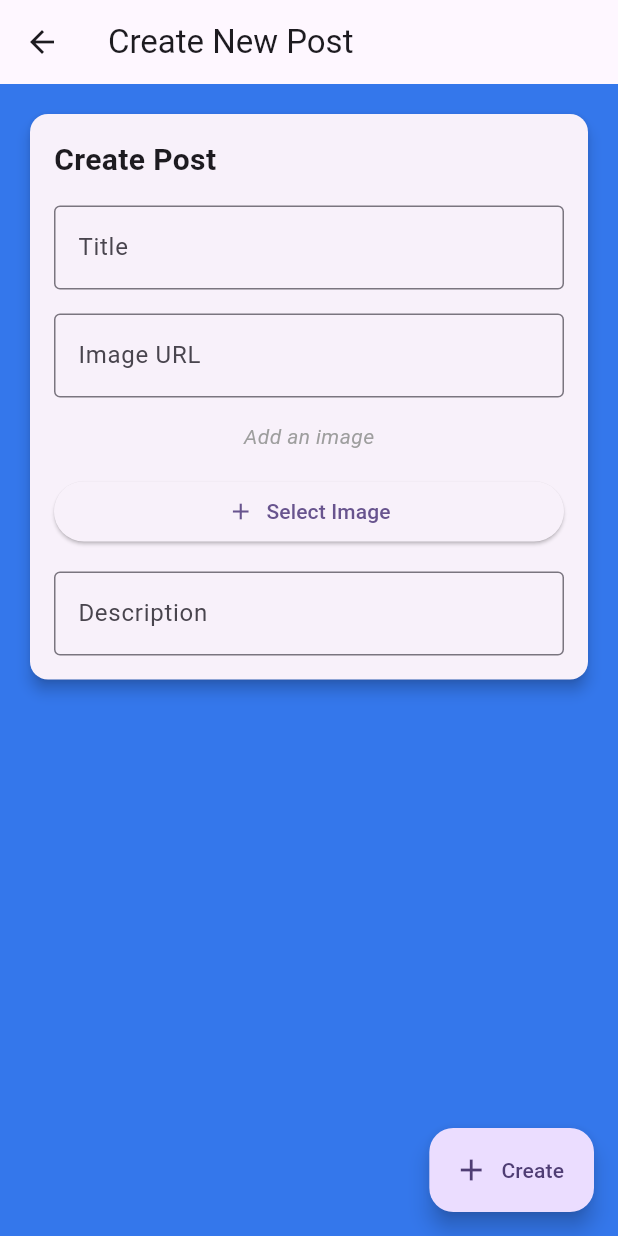
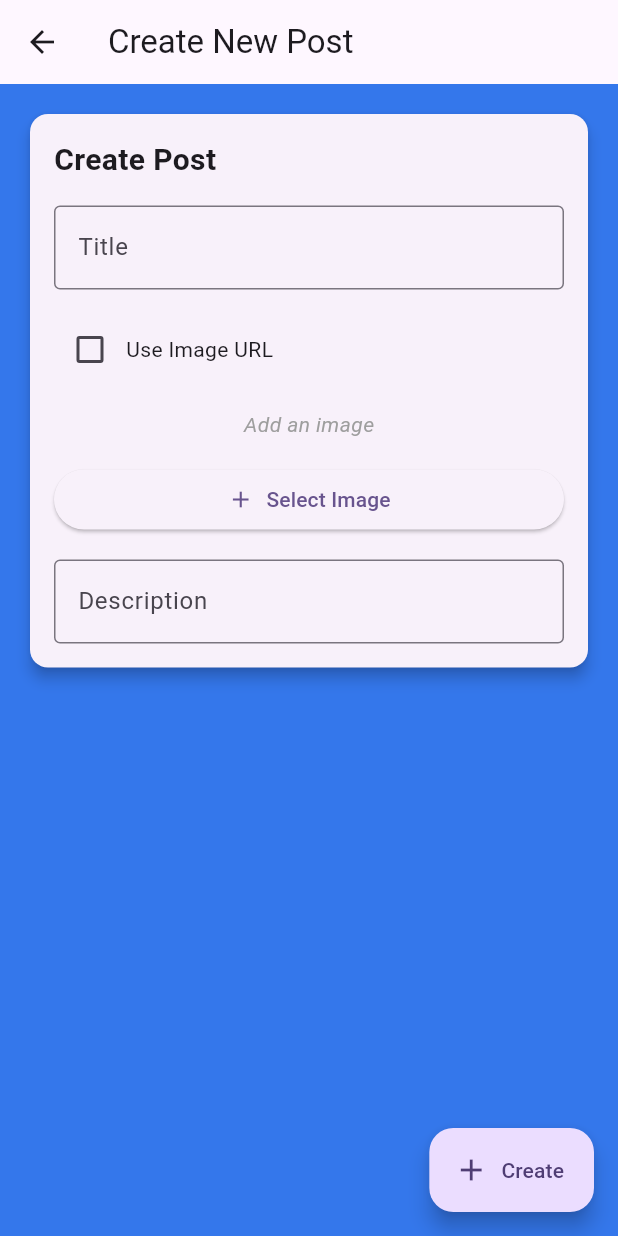
Before and after one commit to kanam23/ArtPortfolioShowcase, a Flutter app: the CreatePostScreen screen opened directly with empty values, after a tap on "Select Image", on a phone screen of 412 x 824 dp. Run offline on Flutter 3.47's test engine with Material 3 defaults, Android fonts, the light colour scheme and no system bars; our stand-ins replace cloud_firestore, firebase_auth, firebase_core, firebase_storage, image_picker; accounts and stored records are empty; generated files the repository leaves out were written again.

Commit message:
image toggle and URL
added toggle to switch between using image URL and gallery picker

```diff
--- a/lib/create_post.dart
+++ b/lib/create_post.dart
@@ -3,6 +3,7 @@ import 'dart:io';
 import 'package:flutter/material.dart';
 import 'package:cloud_firestore/cloud_firestore.dart';
 import 'package:firebase_auth/firebase_auth.dart';
+import 'package:image_picker/image_picker.dart';
 import 'package:firebase_storage/firebase_storage.dart' as firebase_storage;
 
 class CreatePostScreen extends StatefulWidget {
@@ -20,11 +21,18 @@ class _CreatePostScreenState extends State<CreatePostScreen> {
   final TextEditingController imageController = TextEditingController();
   final GlobalKey<FormState> _formKey = GlobalKey<FormState>();
   File? _image;
+  bool _useImageURL = false;
+  final picker = ImagePicker();
 
-  void _getImage() {
+  void _getImageFromGallery() async {
+    final pickedFile = await picker.pickImage(source: ImageSource.gallery);
+    if (pickedFile != null) {
       setState(() {
-      _image = null;
+        _image = File(pickedFile.path);
+        _useImageURL =
+            false; // Ensure image URL field is cleared when an image is selected
       });
+    }
   }
 
   void _submitPost() async {
@@ -34,7 +42,7 @@ class _CreatePostScreenState extends State<CreatePostScreen> {
         if (user != null) {
           String? imageURL;
 
-          if (imageController.text.isNotEmpty) {
+          if (_useImageURL) {
             imageURL = imageController.text;
           } else if (_image != null) {
             final ref = firebase_storage.FirebaseStorage.instance
@@ -44,7 +52,6 @@ class _CreatePostScreenState extends State<CreatePostScreen> {
             imageURL = await ref.getDownloadURL();
           }
 
-          // Get user ID
           String userID = user.uid;
 
           await FirebaseFirestore.instance.collection('posts').add({
@@ -52,7 +59,7 @@ class _CreatePostScreenState extends State<CreatePostScreen> {
             'username': widget.username,
             'description': descriptionController.text,
             'imageURL': imageURL ?? '',
-            'userID': userID, // Assign user ID to the post
+            'userID': userID,
           });
 
           ScaffoldMessenger.of(context).showSnackBar(
@@ -122,16 +129,22 @@ class _CreatePostScreenState extends State<CreatePostScreen> {
                       },
                     ),
                     const SizedBox(height: 16),
-                    TextFormField(
-                      controller: imageController,
-                      decoration: const InputDecoration(
-                        labelText: 'Image URL',
-                        border: OutlineInputBorder(),
-                      ),
-                      validator: (value) {
-                        return null;
+                    Row(
+                      children: [
+                        Checkbox(
+                          value: _useImageURL,
+                          onChanged: (value) {
+                            setState(() {
+                              _useImageURL = value!;
+                              _image =
+                                  null; // Clear selected image if user switches to image URL
+                            });
                           },
                         ),
+                        const Text('Use Image URL'),
+                      ],
+                    ),
+                    if (!_useImageURL) ...[
                       const SizedBox(height: 16),
                       _image == null
                           ? const Column(
@@ -170,17 +183,32 @@ class _CreatePostScreenState extends State<CreatePostScreen> {
                               ],
                             ),
                       ElevatedButton(
-                      onPressed: _getImage,
+                        onPressed: _getImageFromGallery,
                         child: Row(
                           mainAxisSize: MainAxisSize.min,
                           children: [
                             const Icon(Icons.add),
                             const SizedBox(width: 8),
                             Text(
-                              _image == null ? 'Select Image' : 'Change Image'),
+                              _image == null ? 'Select Image' : 'Change Image',
+                            ),
                           ],
                         ),
                       ),
+                    ],
+                    if (_useImageURL) ...[
+                      const SizedBox(height: 16),
+                      TextFormField(
+                        controller: imageController,
+                        decoration: const InputDecoration(
+                          labelText: 'Image URL',
+                          border: OutlineInputBorder(),
+                        ),
+                        validator: (value) {
+                          return null;
+                        },
+                      ),
+                    ],
                     const SizedBox(height: 16),
                     TextFormField(
                       controller: descriptionController,
```
Lines whose indentation alone changed are shown as unchanged.
